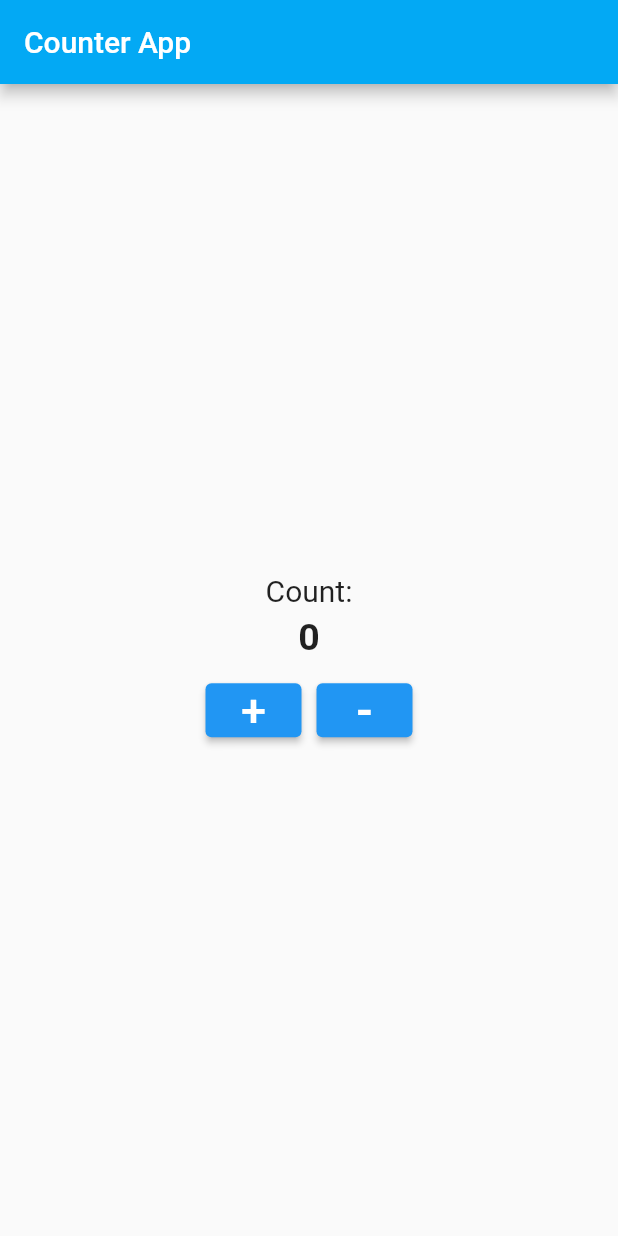
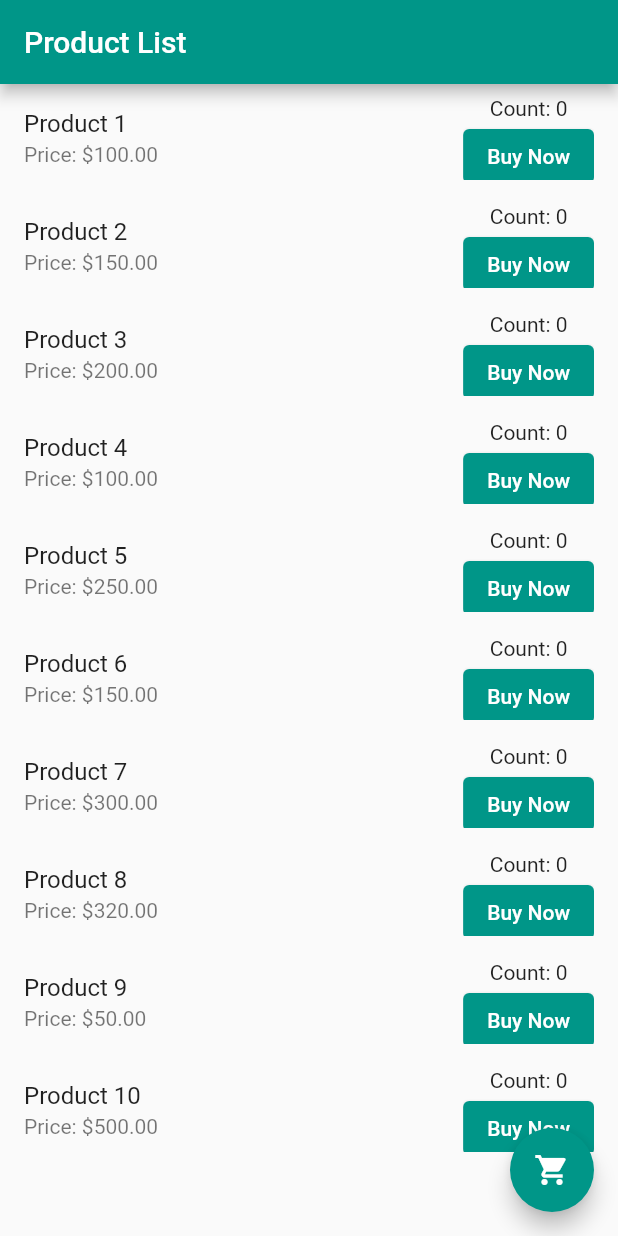
Before and after one commit to Sazzad-Hossain-Sobuj/Ostad_Flutter, a Flutter app: the screen it shows after launch, on a phone screen of 412 x 824 dp. Run offline on Flutter 3.47's test engine with Material 2 defaults, Android fonts, the phone set to English and light mode, and no system bars.

Commit message:
module 7 assignmetn

```diff
--- a/lib/home_screen.dart
+++ b/lib/home_screen.dart
@@ -1,79 +1,147 @@
+
+import 'package:flutter/cupertino.dart';
 import 'package:flutter/material.dart';
 
-class CounterApp extends StatefulWidget {
-  const CounterApp({Key? key}) : super(key: key);
-
+class ProductList extends StatefulWidget {
   @override
-  State<CounterApp> createState() => _CounterAppState();
+  _ProductListState createState() => _ProductListState();
 }
 
-class _CounterAppState extends State<CounterApp> {
+class _ProductListState extends State<ProductList> {
+  List<Product> products = [
+    Product(name: 'Product 1', price: 100),
+    Product(name: 'Product 2', price: 150),
+    Product(name: 'Product 3', price: 200),
+    Product(name: 'Product 4', price: 100),
+    Product(name: 'Product 5', price: 250),
+    Product(name: 'Product 6', price: 150),
+    Product(name: 'Product 7', price: 300),
+    Product(name: 'Product 8', price: 320),
+    Product(name: 'Product 9', price: 50),
+    Product(name: 'Product 10', price: 500),
+  ];
 
-  int count = 0;
   @override
   Widget build(BuildContext context) {
     return Scaffold(
       appBar: AppBar(
-        title: Text('Counter App'),
-        backgroundColor: Colors.lightBlue,
+        title: Text('Product List'),
       ),
 
-      body: Center(
-        child: Column(
-          mainAxisAlignment: MainAxisAlignment.center,
-          children: [
-            Text('Count:',style: TextStyle(fontSize: 20),),
-            SizedBox(height: 5,),
-            Text(count.toString(),style: TextStyle(fontSize: 25,fontWeight: FontWeight.bold),),
-            SizedBox(height: 10),
-            Row(
-              mainAxisAlignment: MainAxisAlignment.center,
-              children: [
-                Container(
-                  child: ElevatedButton(
 
+      body: ListView.builder(
+        itemCount: products.length,
+        itemBuilder: (context, index) {
+          return ProductItem(
+            product: products[index],
+            onBuyPressed: () {
+              setState(() {
+                products[index].buy();
+                if (products[index].count == 5) {
+                  _showCongratulationsDialog(products[index].name);
+                }
+              });
+            },
+          );
+        },
+
+      ),
+      floatingActionButton: FloatingActionButton(
+          backgroundColor: Colors.teal,
+          child: Icon(Icons.shopping_cart),
           onPressed: (){
-                        count+=1;
-                        setState(() {
+            Navigator.push(
+              context,
+              MaterialPageRoute(
+                builder: (context) => CartPage(products: products),
+              ),
+            );
 
-                        });
-                        if (count>=5){
-                          showDialog(
+          }),
+    );
+  }
+
+  Future<void> _showCongratulationsDialog(String productName) async {
+    return showDialog<void>(
       context: context,
-                              builder: (BuildContext context){
+      builder: (BuildContext context) {
         return AlertDialog(
-                                  title: Text('Button pressed $count times'),
-                                  actions: [
+          title: Text('Congratulations!'),
+          content: Text('You\'ve bought 5 $productName!'),
+          actions: <Widget>[
             TextButton(
-                                        onPressed: (){
+              child: Text('OK'),
+              onPressed: () {
                 Navigator.of(context).pop();
               },
-                                        child: Text('close'))
+            ),
           ],
         );
-                              });
+      },
+    );
   }
-                      },
-                      child: Text('+',style: TextStyle(fontSize: 30),)),
+}
+
+class Product {
+  final String name;
+  final double price;
+  int count = 0;
+
+  Product({required this.name, required this.price});
+
+  void buy() {
+    count++;
+  }
+}
+
+class ProductItem extends StatelessWidget {
+  final Product product;
+  final VoidCallback onBuyPressed;
+
+  ProductItem({required this.product, required this.onBuyPressed});
+
+  @override
+  Widget build(BuildContext context) {
+    return ListTile(
+      title: Text(product.name),
+      subtitle: Text('Price: \$${product.price.toStringAsFixed(2)}'),
+      trailing: SingleChildScrollView(
+        child: Column(
+          children: [
+            Text('Count: ${product.count}'),
+            ElevatedButton(
+              onPressed: onBuyPressed,
+              child: Text('Buy Now'),
             ),
-                SizedBox(width: 10,),
-                Container(
-                  child: ElevatedButton(
-                      onPressed: (){
-                        if(count>0){
-                          count-=1;
-                        }
-                        setState(() {
-
-                        });
-                      },
-                      child: Text('-',style: TextStyle(fontSize: 30,fontWeight: FontWeight.bold),)),
-                ),
-              ],
-            )
           ],
         ),
       ),
     );
   }
 }
+
+class CartPage extends StatelessWidget {
+  final List<Product> products;
+
+  CartPage({required this.products});
+
+  int getTotalCount() {
+    int totalCount = 0;
+    for (var product in products) {
+      totalCount += product.count;
+    }
+    return totalCount;
+  }
+
+  @override
+  Widget build(BuildContext context) {
+    return Scaffold(
+      appBar: AppBar(
+        title: Text('Cart'),
+      ),
+      body: Center(
+        child: Text('Total Products ${getTotalCount()}'),
+      ),
+    );
+  }
+}
--- a/lib/main.dart
+++ b/lib/main.dart
@@ -2,17 +2,28 @@ import 'package:flutter/material.dart';
 
 import 'home_screen.dart';
 
-void main(){
+void main() {
   runApp(MyApp());
 }
+
 class MyApp extends StatelessWidget {
-  const MyApp({Key? key}) : super(key: key);
-
   @override
   Widget build(BuildContext context) {
     return MaterialApp(
       debugShowCheckedModeBanner: false,
-      home: CounterApp(),
+
+      theme: ThemeData(
+        primarySwatch: Colors.teal,
+        elevatedButtonTheme: ElevatedButtonThemeData(
+          style: ElevatedButton.styleFrom(
+            backgroundColor: Colors.teal,
+          ),
+        ),
+        floatingActionButtonTheme: FloatingActionButtonThemeData(
+          backgroundColor: Colors.pink,
+        )
+      ),
+      home: ProductList(),
     );
   }
 }
```
Also changed, not shown: lib/style.dart (deleted, +0 -29 lines). Lines whose indentation alone changed are shown as unchanged.
